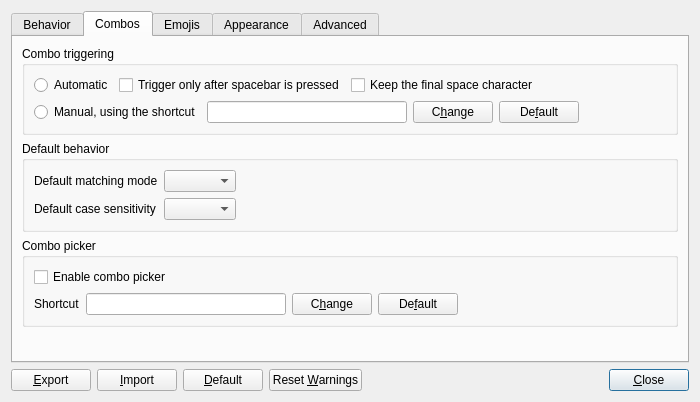
xmichelo/Beeftext, file Beeftext/Preferences/PreferencesDialog.ui: the form before one commit.
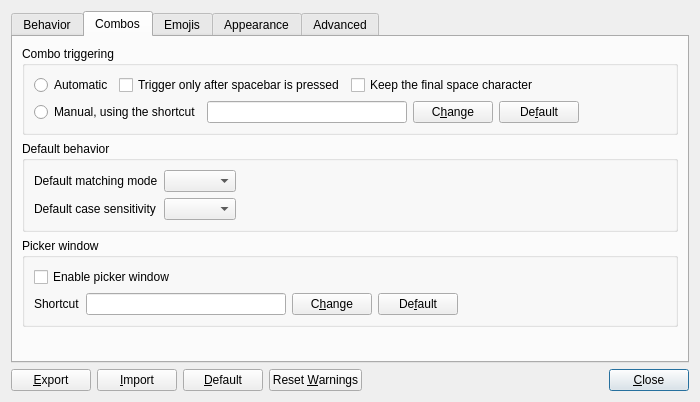
The form after the commit. The open tabs and pages were chosen to show the change.

Commit message:
Renamed combo picker to picker window.
Closes #390.

```diff
--- a/Beeftext/Preferences/PreferencesDialog.ui
+++ b/Beeftext/Preferences/PreferencesDialog.ui
@@ -390,13 +390,13 @@
           </size>
          </property>
          <property name="title">
-          <string>Combo picker</string>
+          <string>Picker window</string>
          </property>
          <layout class="QVBoxLayout" name="verticalLayout_5">
           <item>
            <widget class="QCheckBox" name="checkEnableComboPicker">
             <property name="text">
-             <string>Enable combo picker</string>
+             <string>Enable picker window</string>
             </property>
            </widget>
           </item>
```
Left out of the diff: 22 changed lines with no effect on the pictures. The commit also changes 1 other file.
